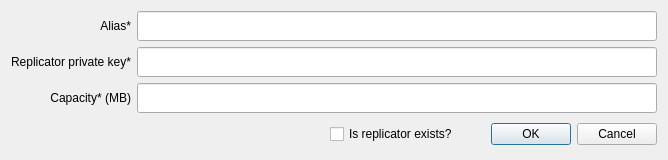
Above: UserApp/Dialogs/ReplicatorOnBoardingDialog.ui from proximax-storage/cpp-xpx-storage-user-app before the change. Below: the same form after it.
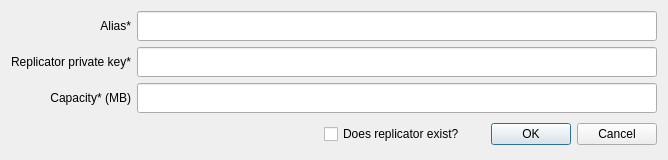
That is the form after the change.

What changed in the file:
```diff
--- a/UserApp/Dialogs/ReplicatorOnBoardingDialog.ui
+++ b/UserApp/Dialogs/ReplicatorOnBoardingDialog.ui
@@ -106,7 +106,7 @@
        <item>
         <widget class="QCheckBox" name="checkBox">
          <property name="text">
-          <string>Is replicator exists?</string>
+          <string>Does replicator exist?</string>
          </property>
         </widget>
        </item>
```
